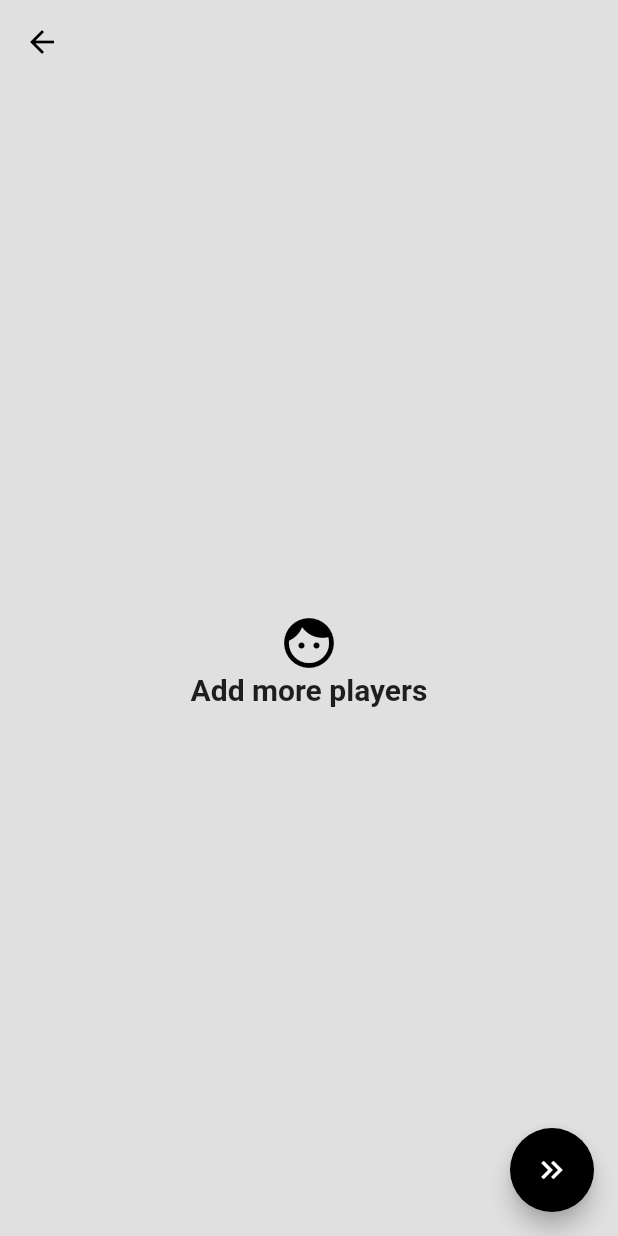
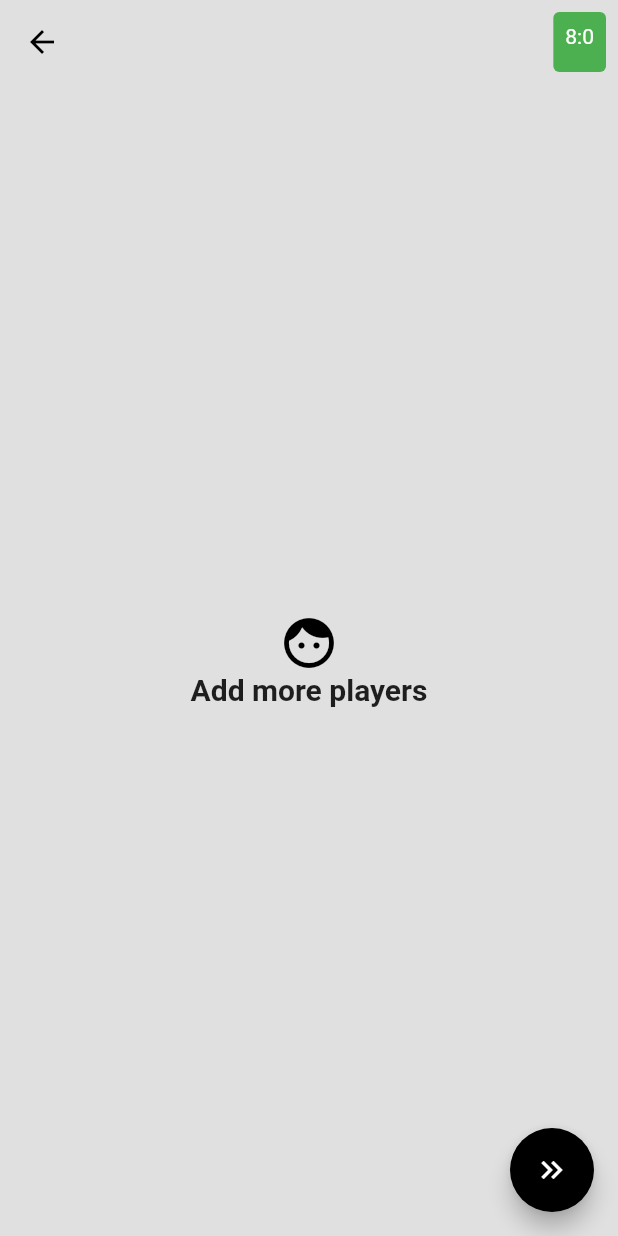
Before and after one commit to AbdElrhmanRezq/pedal-league, a Flutter app: the screen it shows after launch, after a tap on "League", on a phone screen of 412 x 824 dp. Run offline on Flutter 3.47's test engine with Material 2 defaults, Android fonts, the phone set to English and light mode, and no system bars; our stand-ins replace hive, hive_flutter; accounts and stored records are empty.

Commit message:
Added Timer and a setting menu
Added Timer for the match and a setting menu for setting timer value

```diff
--- a/lib/components/custom_button.dart
+++ b/lib/components/custom_button.dart
@@ -12,7 +12,7 @@ class CustomButton extends StatelessWidget {
     double width = MediaQuery.of(context).size.width;
     return Padding(
       padding: const EdgeInsets.all(10.0),
-      child: Container(
+      child: SizedBox(
         height: height * 0.21,
         width: width * 0.41,
         child: ElevatedButton(
--- /dev/null
+++ b/lib/components/custom_timer.dart
@@ -0,0 +1,84 @@
+import 'dart:async';
+
+import 'package:flutter/material.dart';
+import 'package:homies_filteration/consts.dart';
+import 'package:provider/provider.dart';
+
+import '../models/timer_prop.dart';
+
+class CustomTimer extends StatefulWidget {
+  const CustomTimer({super.key});
+  void resetTimerButton() {
+    // Here we reset the timer
+  }
+
+  @override
+  State<CustomTimer> createState() => _CustomTimerState();
+}
+
+class _CustomTimerState extends State<CustomTimer> {
+  int timeLeft = 15;
+  bool timerOn = false, timerStarted = false;
+
+  void resetTimer() {
+    setState(() {
+      timerOn = false;
+      timeLeft = Provider.of<TimerProp>(context, listen: false).seconds;
+    });
+  }
+
+  void startTimer() {
+    Timer.periodic(const Duration(seconds: 1), (timer) {
+      if (timeLeft > 0) {
+        if (timerOn) {
+          if (mounted) {
+            setState(() {
+              timeLeft--;
+            });
+          }
+        }
+      } else {
+        timer.cancel();
+      }
+    });
+  }
+
+  @override
+  void didChangeDependencies() {
+    super.didChangeDependencies();
+    timeLeft = Provider.of<TimerProp>(context).seconds;
+  }
+
+  @override
+  Widget build(BuildContext context) {
+    return Padding(
+      padding: const EdgeInsets.all(8.0),
+      child: GestureDetector(
+          onTap: () {
+            if (timerOn == false) {
+              if (timerStarted == false) {
+                startTimer();
+                timerStarted = true;
+              }
+              timerOn = true;
+            } else {
+              timerOn = false;
+            }
+          },
+          onDoubleTap: resetTimer,
+          child: Container(
+            decoration: BoxDecoration(
+                color: Colors.green,
+                borderRadius: BorderRadius.circular(KBorderRadiusButton)),
+            child: Padding(
+              padding: const EdgeInsets.all(8.0),
+              child: Text(timeLeft == 0
+                  ? "Done"
+                  : (timeLeft / 60).toInt().toString() +
+                      ':' +
+                      (timeLeft % 60).toString()),
+            ),
+          )),
+    );
+  }
+}
--- a/lib/main.dart
+++ b/lib/main.dart
@@ -2,9 +2,12 @@ import 'package:flutter/material.dart';
 import 'package:hive/hive.dart';
 import 'package:hive_flutter/hive_flutter.dart';
 import 'package:homies_filteration/models/players_list.dart';
+import 'package:homies_filteration/models/timer_prop.dart';
 import 'package:homies_filteration/pages/homepage.dart';
 import 'package:homies_filteration/pages/league_page.dart';
 import 'package:homies_filteration/pages/players_page.dart';
+import 'package:homies_filteration/pages/setting_page.dart';
+import 'package:homies_filteration/pages/timer_page.dart';
 import 'package:homies_filteration/themes/light_theme.dart';
 import 'package:provider/provider.dart';
 
@@ -19,8 +22,15 @@ class MyApp extends StatelessWidget {
 
   @override
   Widget build(BuildContext context) {
-    return ChangeNotifierProvider<PlayersList>(
-      create: (context) => PlayersList(),
+    return MultiProvider(
+      providers: [
+        ChangeNotifierProvider<PlayersList>(
+          create: (context) => PlayersList(),
+        ),
+        ChangeNotifierProvider<TimerProp>(
+          create: (context) => TimerProp(),
+        )
+      ],
       child: MaterialApp(
         theme: lightTheme,
         debugShowCheckedModeBanner: false,
@@ -28,7 +38,9 @@ class MyApp extends StatelessWidget {
         routes: {
           'homepage': (context) => Homepage(),
           PlayersPage.id: (context) => PlayersPage(),
-          LeaguePage.id: (context) => LeaguePage()
+          LeaguePage.id: (context) => LeaguePage(),
+          TimerPage.id: (context) => TimerPage(),
+          SettingPage.id: (context) => SettingPage()
         },
       ),
     );
--- /dev/null
+++ b/lib/models/timer_prop.dart
@@ -0,0 +1,10 @@
+import 'package:flutter/material.dart';
+
+class TimerProp extends ChangeNotifier {
+  int seconds = 60 * 8;
+
+  void setTimer(double minutes) {
+    seconds = (minutes * 60).toInt();
+    notifyListeners();
+  }
+}
--- a/lib/pages/homepage.dart
+++ b/lib/pages/homepage.dart
@@ -19,17 +19,29 @@ class _HomepageState extends State<Homepage> {
   Widget build(BuildContext context) {
     double height = MediaQuery.of(context).size.height;
     return Scaffold(
+      backgroundColor: Theme.of(context).colorScheme.background,
+      appBar: AppBar(
+        backgroundColor: Colors.transparent,
+        elevation: 0,
+        actions: [
+          IconButton(
+              onPressed: () {
+                Navigator.of(context).pushNamed('setting-page');
+              },
+              icon: const Icon(
+                Icons.list,
+                color: Colors.black,
+              ))
+        ],
+      ),
       body: SafeArea(
-        child: Container(
-          color: Theme.of(context).colorScheme.background,
         child: Center(
             child: Padding(
-            padding:
-                EdgeInsets.symmetric(vertical: height * 0.13, horizontal: 8),
+          padding: EdgeInsets.symmetric(vertical: height * 0.13, horizontal: 8),
           child: Column(
             children: [
-                Padding(
-                  padding: const EdgeInsets.all(12.0),
+              const Padding(
+                padding: EdgeInsets.all(12.0),
                 child: Text(
                   "Good Morning, chief",
                   style: TextStyle(fontWeight: FontWeight.bold, fontSize: 40),
@@ -58,7 +70,6 @@ class _HomepageState extends State<Homepage> {
           ),
         )),
       ),
-      ),
     );
   }
 }
--- a/lib/pages/league_page.dart
+++ b/lib/pages/league_page.dart
@@ -1,5 +1,6 @@
 import 'package:flutter/material.dart';
 import 'package:homies_filteration/components/custom_match_tile.dart';
+import 'package:homies_filteration/components/custom_timer.dart';
 import 'package:provider/provider.dart';
 
 import '../models/players_list.dart';
@@ -63,14 +64,18 @@ class _LeaguePageState extends State<LeaguePage> {
     int pointer = Provider.of<PlayersList>(context, listen: false).pointer;
     int matchCount = (players.length / 4).toInt();
 
+    CustomTimer timer = const CustomTimer();
+
     return Scaffold(
       backgroundColor: Theme.of(context).colorScheme.background,
       appBar: AppBar(
         backgroundColor: Colors.transparent,
         elevation: 0,
+        actions: [timer],
       ),
       floatingActionButton: FloatingActionButton(
         onPressed: () {
+          timer.resetTimerButton();
           if (players.length % 4 == 0) {
             shuffle();
           } else {
--- a/lib/themes/light_theme.dart
+++ b/lib/themes/light_theme.dart
@@ -5,9 +5,11 @@ ThemeData lightTheme = ThemeData(
     appBarTheme: const AppBarTheme(
         iconTheme: IconThemeData(color: Colors.black),
         titleTextStyle: TextStyle(color: Colors.black)),
-    floatingActionButtonTheme: FloatingActionButtonThemeData(
+    floatingActionButtonTheme: const FloatingActionButtonThemeData(
       backgroundColor: Colors.black,
     ),
+    listTileTheme: const ListTileThemeData(
+        iconColor: Colors.grey, textColor: Colors.black),
     brightness: Brightness.light,
     colorScheme: ColorScheme.light(
       background: Colors.grey[300] as Color,
```
Also changed, not shown: lib/pages/setting_page.dart (added, +80 -0 lines), lib/pages/timer_page.dart (added, +20 -0 lines). Lines whose indentation alone changed are shown as unchanged.
